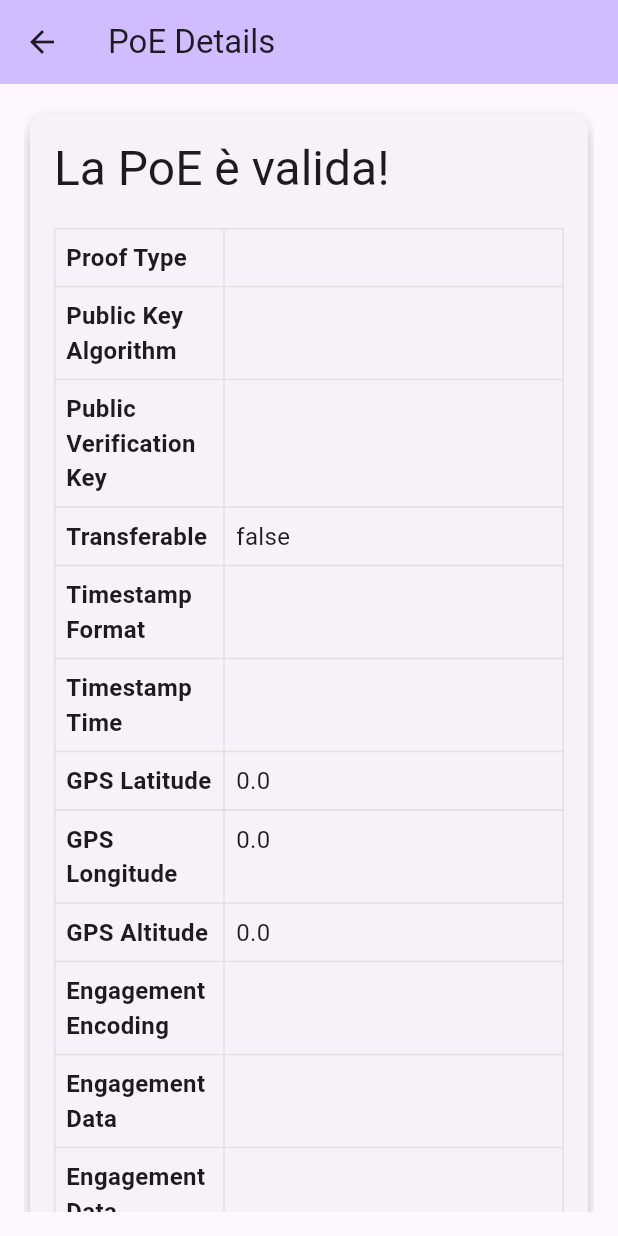
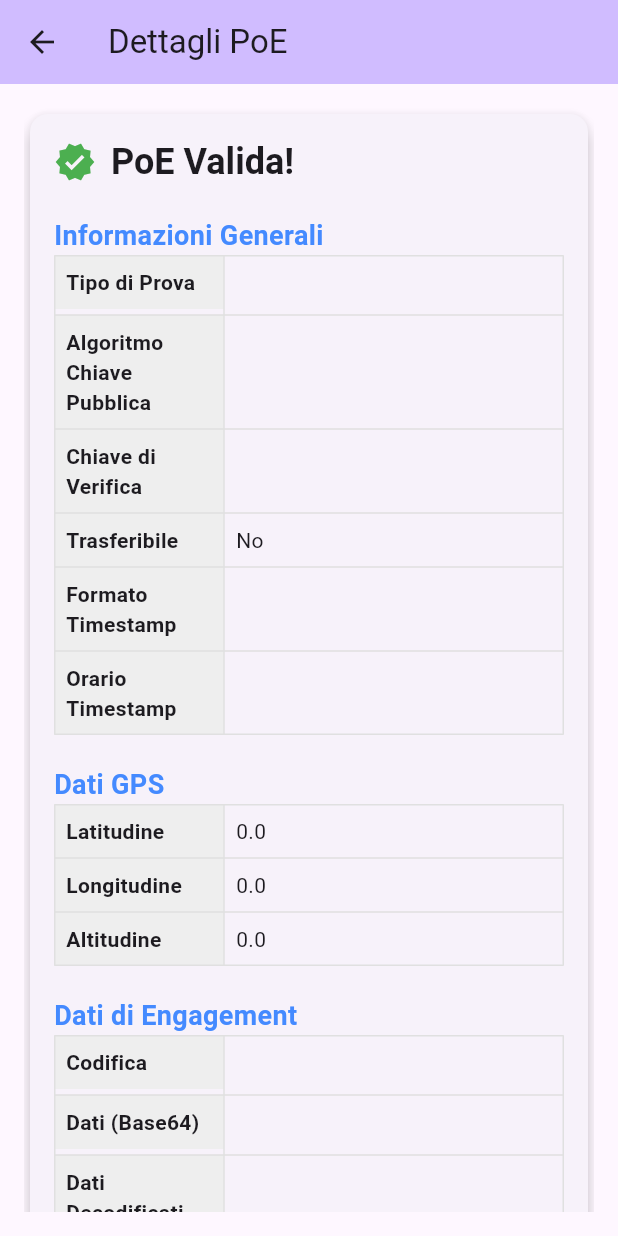
Before and after one commit to MatteoMarcoM/poe_tp, a Flutter app: the PoADetailsPage screen opened directly with empty values, on a phone screen of 412 x 824 dp. Run offline on Flutter 3.47's test engine with Material 3 defaults, Android fonts, the phone set to English and light mode, and no system bars; missing offline and left inert: pointycastle; statements that could not run were skipped.

Commit message:
UI PoA page improved

```diff
--- a/lib/pages/poa_details_page.dart
+++ b/lib/pages/poa_details_page.dart
@@ -1,6 +1,9 @@
 import 'dart:convert';
-
+import 'dart:typed_data';
+import '../utility/crypto_helper.dart';
 import 'package:flutter/material.dart';
+import 'package:pointycastle/export.dart' as pc;
+import 'package:web_socket_channel/web_socket_channel.dart';
 
 class PoADetailsPage extends StatelessWidget {
   final String proofType;
@@ -17,8 +20,8 @@ class PoADetailsPage extends StatelessWidget {
   final Map<String, String> sensitiveDataHashMap;
   final Map<String, dynamic> otherDataHashMap;
 
-  const PoADetailsPage({
-    super.key,
+  const PoADetailsPage(
+      {super.key,
       required this.proofType,
       required this.publicKeyAlgorithm,
       required this.publicKeyVerification,
@@ -31,86 +34,78 @@ class PoADetailsPage extends StatelessWidget {
       required this.engagementEncoding,
       required this.engagementData,
       required this.sensitiveDataHashMap,
-    required this.otherDataHashMap,
-  });
+      required this.otherDataHashMap});
 
   @override
   Widget build(BuildContext context) {
     return Scaffold(
       appBar: AppBar(
         backgroundColor: Theme.of(context).colorScheme.inversePrimary,
-        title: const Text('PoE Details'),
+        title: const Text('Dettagli PoE'),
         leading: IconButton(
           icon: const Icon(Icons.arrow_back),
-          onPressed: () {
-            Navigator.pop(context); // Torna alla pagina JsonPage
-          },
+          onPressed: () => Navigator.pop(context),
         ),
       ),
       body: Padding(
         padding: const EdgeInsets.all(16.0),
         child: SingleChildScrollView(
-          // Per gestire lo scroll in caso di contenuti lunghi
           child: Card(
-            elevation: 5, // Aggiunge un'ombra alla scheda
+            elevation: 5,
             shape: RoundedRectangleBorder(
-              borderRadius: BorderRadius.circular(10),
+              borderRadius: BorderRadius.circular(12),
             ),
             child: Padding(
               padding: const EdgeInsets.all(16.0),
               child: Column(
                 crossAxisAlignment: CrossAxisAlignment.start,
                 children: [
+                  Row(
+                    children: [
+                      const Icon(Icons.verified, color: Colors.green, size: 28),
+                      const SizedBox(width: 10),
                       Text(
-                    'La PoE è valida!',
+                        'PoE Valida!',
                         style: Theme.of(context)
                             .textTheme
-                        .headlineLarge, // Stile del titolo
+                            .headlineSmall!
+                            .copyWith(fontWeight: FontWeight.bold),
                       ),
-                  const SizedBox(height: 20),
-                  Table(
-                    columnWidths: const {
-                      0: FlexColumnWidth(1), // Colonna delle chiavi
-                      1: FlexColumnWidth(2), // Colonna dei valori
-                    },
-                    border: TableBorder.all(
-                        color: Colors.grey.shade300), // Bordo della tabella
-                    children: [
-                      _buildTableRow('Proof Type', proofType),
-                      _buildTableRow(
-                          'Public Key Algorithm', publicKeyAlgorithm),
-                      _buildTableRow(
-                          'Public Verification Key', publicKeyVerification),
-                      _buildTableRow('Transferable', '$transferable'),
-                      _buildTableRow('Timestamp Format', timestampFormat),
-                      _buildTableRow('Timestamp Time', timestampTime),
-                      _buildTableRow('GPS Latitude', gpsLat.toString()),
-                      _buildTableRow('GPS Longitude', gpsLng.toString()),
-                      _buildTableRow('GPS Altitude', gpsAlt.toString()),
-                      _buildTableRow('Engagement Encoding', engagementEncoding),
-                      _buildTableRow('Engagement Data', engagementData),
-                      _buildTableRow('Engagement Data Decoded',
-                          utf8.decode(base64Decode(engagementData))),
                     ],
                   ),
                   const SizedBox(height: 20),
-                  Text(
-                    'Dati Sensibili:',
-                    style: Theme.of(context)
-                        .textTheme
-                        .headlineSmall, // Stile dei dati sensibili
-                  ),
-                  const SizedBox(height: 10),
-                  _buildSensitiveDataTable(),
+                  _buildSectionTitle("Informazioni Generali"),
+                  _buildTable([
+                    _buildTableRow('Tipo di Prova', proofType),
+                    _buildTableRow(
+                        'Algoritmo Chiave Pubblica', publicKeyAlgorithm),
+                    _buildTableRow('Chiave di Verifica', publicKeyVerification),
+                    _buildTableRow('Trasferibile', transferable ? 'Sì' : 'No'),
+                    _buildTableRow('Formato Timestamp', timestampFormat),
+                    _buildTableRow('Orario Timestamp', timestampTime),
+                  ]),
                   const SizedBox(height: 20),
-                  Text(
-                    'Altri Dati:',
-                    style: Theme.of(context)
-                        .textTheme
-                        .headlineSmall, // Stile degli altri dati
-                  ),
-                  const SizedBox(height: 10),
-                  _buildOtherDataTable(),
+                  _buildSectionTitle("Dati GPS"),
+                  _buildTable([
+                    _buildTableRow('Latitudine', gpsLat.toString()),
+                    _buildTableRow('Longitudine', gpsLng.toString()),
+                    _buildTableRow('Altitudine', gpsAlt.toString()),
+                  ]),
+                  const SizedBox(height: 20),
+                  _buildSectionTitle("Dati di Engagement"),
+                  _buildTable([
+                    _buildTableRow('Codifica', engagementEncoding),
+                    _buildTableRow('Dati (Base64)', engagementData),
+                    _buildTableRow('Dati Decodificati',
+                        utf8.decode(base64Decode(engagementData))),
+                  ]),
+                  const SizedBox(height: 20),
+                  _buildSectionTitle("Dati Sensibili"),
+                  _buildDataTable(sensitiveDataHashMap),
+                  const SizedBox(height: 20),
+                  _buildSectionTitle("Altri Dati"),
+                  _buildDataTable(otherDataHashMap),
+                  const SizedBox(height: 20),
                 ],
               ),
             ),
@@ -120,54 +115,46 @@ class PoADetailsPage extends StatelessWidget {
     );
   }
 
-  // Funzione per creare una riga della tabella
+  Widget _buildSectionTitle(String title) {
+    return Text(
+      title,
+      style: const TextStyle(
+          fontSize: 18, fontWeight: FontWeight.bold, color: Colors.blueAccent),
+    );
+  }
+
+  Widget _buildTable(List<TableRow> rows) {
+    return Table(
+      columnWidths: const {0: FlexColumnWidth(1), 1: FlexColumnWidth(2)},
+      border: TableBorder.all(color: Colors.grey.shade300),
+      children: rows,
+    );
+  }
+
   TableRow _buildTableRow(String key, String value) {
     return TableRow(
       children: [
-        Padding(
+        Container(
+          color: Colors.grey.shade200,
           padding: const EdgeInsets.all(8.0),
           child: Text(
             key,
-            style: const TextStyle(
-              fontWeight: FontWeight.bold,
-              fontSize: 16,
-            ),
+            style: const TextStyle(fontWeight: FontWeight.bold),
           ),
         ),
         Padding(
           padding: const EdgeInsets.all(8.0),
-          child: Text(
-            value,
-            style: const TextStyle(fontSize: 16),
-          ),
+          child: SelectableText(value),
         ),
       ],
     );
   }
 
-  // Tabella per i dati sensibili
-  Widget _buildSensitiveDataTable() {
+  Widget _buildDataTable(Map<String, dynamic> data) {
     return Table(
-      columnWidths: const {
-        0: FlexColumnWidth(1),
-        1: FlexColumnWidth(2),
-      },
+      columnWidths: const {0: FlexColumnWidth(1), 1: FlexColumnWidth(2)},
       border: TableBorder.all(color: Colors.grey.shade300),
-      children: sensitiveDataHashMap.entries.map((entry) {
-        return _buildTableRow(entry.key, entry.value);
-      }).toList(),
-    );
-  }
-
-  // Tabella per altri dati
-  Widget _buildOtherDataTable() {
-    return Table(
-      columnWidths: const {
-        0: FlexColumnWidth(1),
-        1: FlexColumnWidth(2),
-      },
-      border: TableBorder.all(color: Colors.grey.shade300),
-      children: otherDataHashMap.entries.map((entry) {
+      children: data.entries.map((entry) {
         return _buildTableRow(entry.key, entry.value.toString());
       }).toList(),
     );
```
Lines whose indentation alone changed are shown as unchanged.
